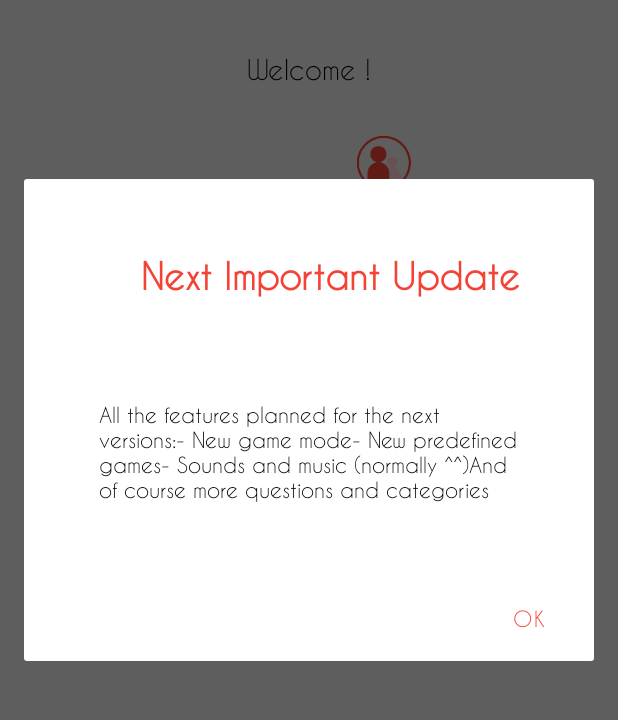
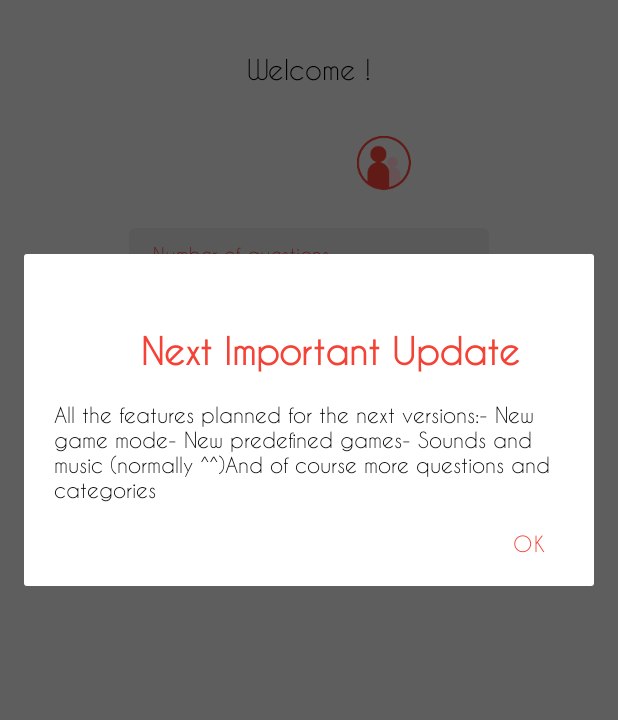
Before and after one commit to jojoyel/jojozquizzapp, an Android app: the screen it shows after launch (MainActivity), in the options menu, after a tap on "NIU", on a phone screen of 412 x 824 dp, the part 198-918 px from its top. Run offline under Robolectric (Android 15) with nearby library versions, the phone set to English and light mode, and no system bars; our stand-ins replace Room's generated code, Volley, data binding; network calls fail.

Commit message:
Changed few visual things for niu dialog

```diff
--- a/app/src/main/res/layout/dialog_niu.xml
+++ b/app/src/main/res/layout/dialog_niu.xml
@@ -17,6 +17,6 @@
         android:id="@+id/textView2"
         android:layout_width="match_parent"
         android:layout_height="wrap_content"
-        android:padding="50dp"
+        android:paddingHorizontal="20dp"
         android:text="@string/niu_text" />
 </LinearLayout>
```
